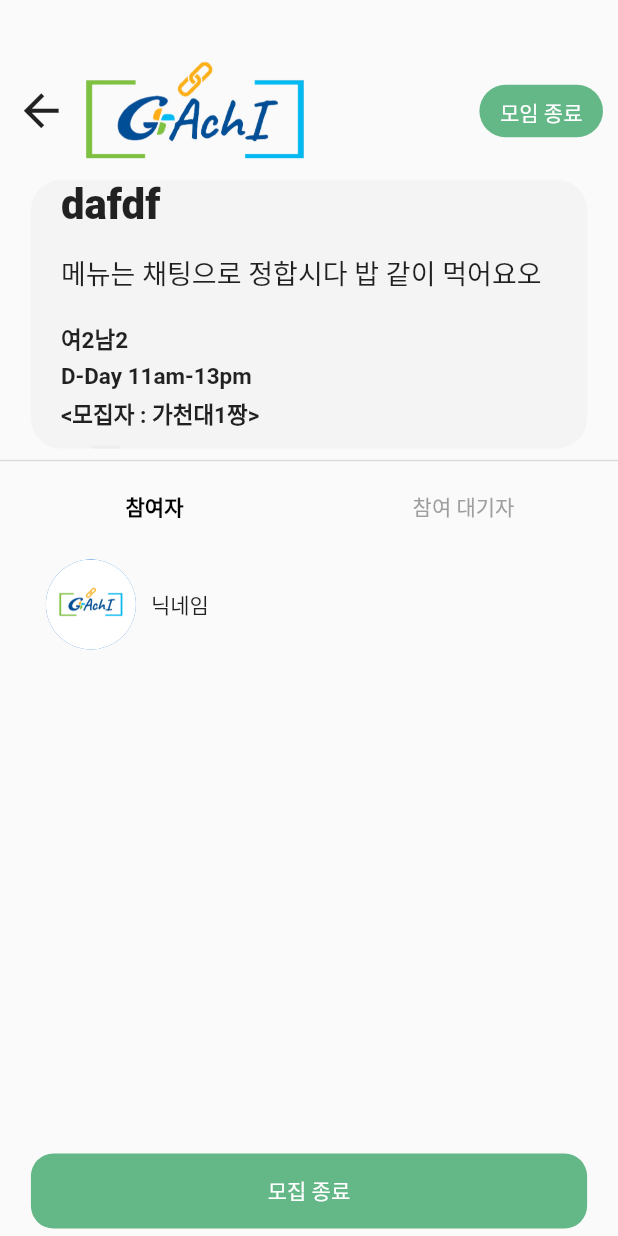
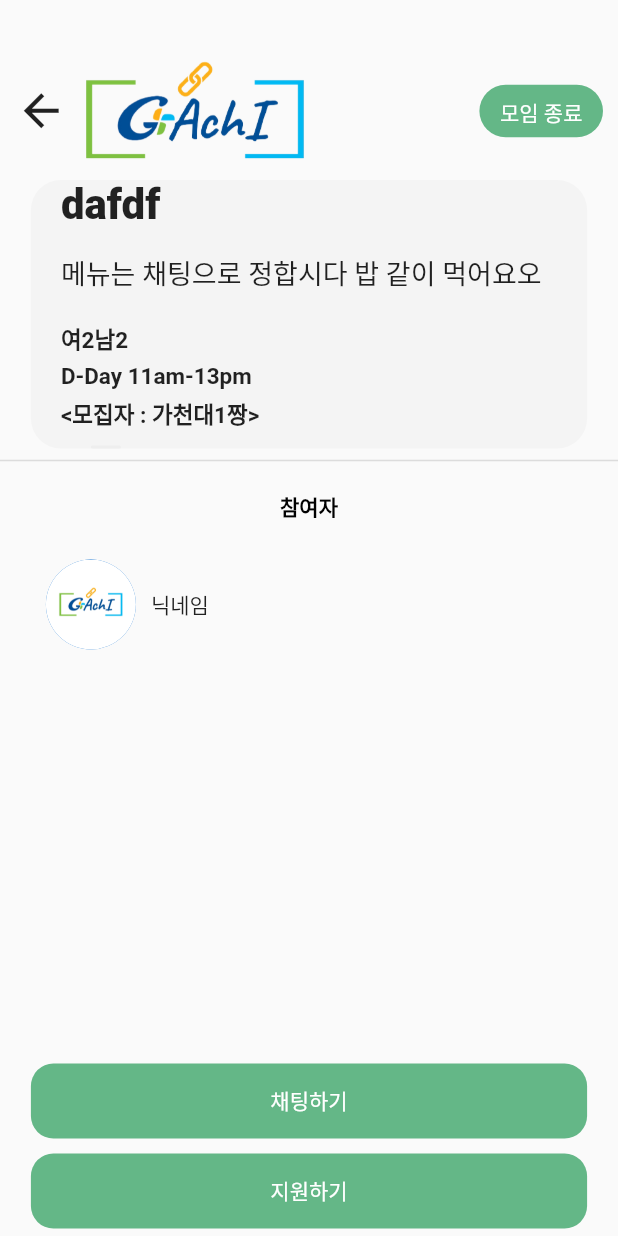
Before and after one commit to Park-JuH/GAchI, a Flutter app: the gachiDetail screen opened directly with empty values, on a phone screen of 412 x 824 dp. Run offline on Flutter 3.47's test engine with Material 2 defaults, Android fonts, the phone set to English and light mode, and no system bars; drawn by our look-alikes of flutter_slidable; our stand-ins replace cloud_firestore, custom_radio_grouped_button, firebase_auth, firebase_core, flutter_chat_bubble, flutter_onboarding_slider and 3 more; missing offline and left inert: material_dialogs; accounts and stored records are empty.

Commit message:
FEAT: 지원자 가치 상세페이지에 채팅하기,지원하기 버튼 추가
그 외에 지원자 관점으로 상세페이지를 볼때는 참여대기자를 볼 수 없게 했습니다.

```diff
--- a/lib/components/forms/gachiDetailForm.dart
+++ b/lib/components/forms/gachiDetailForm.dart
@@ -3,10 +3,11 @@ import 'package:flutter_slidable/flutter_slidable.dart';
 import 'package:gachi/pages/postDetailPage.dart';
 
 import '../../attributes/colors.dart';
-
+import '../../main.dart';
 
 /* 모집글 상세 정보 관련 위젯 */
-Widget gachiDetailBox(BuildContext context, String title, String detail, String gender, int numOfPeople, String category) {
+Widget gachiDetailBox(BuildContext context, String title, String detail,
+    String gender, int numOfPeople, String category) {
   return Container(
     width: MediaQuery.of(context).size.width * 0.9,
     child: Column(
@@ -21,16 +22,14 @@ Widget gachiDetailBox(BuildContext context, String title, String detail, String
             crossAxisAlignment: CrossAxisAlignment.start,
             mainAxisAlignment: MainAxisAlignment.center,
             children: [
-
               /*예시 코드고, 밑에 코드 사용하면 돼요 변수는 components/variable.dart에 저장해둠. */
               text('dafdf', 28, FontWeight.w800, 15),
               text('메뉴는 채팅으로 정합시다 밥 같이 먹어요오', 18, FontWeight.w500, 20),
               text('여2남2', 15, FontWeight.w600, 5),
               text('D-Day 11am-13pm', 15, FontWeight.w600, 5),
-              text('<모집자 : 가천대1짱>'  , 15, FontWeight.w600, 5),
+              text('<모집자 : 가천대1짱>', 15, FontWeight.w600, 5),
 
-
-              //Text(title, style: TextStyle(fontSize: 28, fontWeight: FontWeight.w800)),  // 글제목
+              // Text(title, style: TextStyle(fontSize: 28, fontWeight: FontWeight.w800)),  // 글제목
               // SizedBox(height: 15),
               // Text(detail, style: TextStyle(fontSize: 18, fontWeight: FontWeight.w500)),  // 글세부내용
               // SizedBox(height: 20),
@@ -39,14 +38,13 @@ Widget gachiDetailBox(BuildContext context, String title, String detail, String
               // Text(category, style: TextStyle(fontSize: 15, fontWeight: FontWeight.w600)),  // 카테고리
               // SizedBox(height: 5),
               //Text('<모집자 : '+nick+'>', style: TextStyle(fontSize: 15, fontWeight: FontWeight.w600)),  // 카테고리
-              // SizedBox(height: 5),
+              // SizedBox(height: 5)
 
               Container(
                 margin: EdgeInsets.only(top: 5),
                 child: Row(
                   mainAxisAlignment: MainAxisAlignment.start,
                   children: [
-
                     SizedBox(width: 20),
                     Container(
                       padding:
@@ -70,48 +68,48 @@ Widget gachiDetailBox(BuildContext context, String title, String detail, String
 }
 
 /*    참여자  or 참여대기자 선택 탭창     */
-Widget gachiOptionBox(TabController tabController) {
+Widget gachiOptionBox(TabController tabController, int pageNum) {
   return Theme(
     data: ThemeData(
       tabBarTheme: TabBarTheme(
-          unselectedLabelColor: Colors.grey,  // 원래 글자 색은 grey
-          labelColor: Colors.black,  // 선택하면 검정색으로 바뀜!
+          unselectedLabelColor: Colors.grey, // 원래 글자 색은 grey
+          labelColor: Colors.black, // 선택하면 검정색으로 바뀜!
           labelStyle: TextStyle(fontWeight: FontWeight.bold),
-          indicator: UnderlineTabIndicator(borderSide: BorderSide(style: BorderStyle.none))  // 밑에 언더라인 제거
+          indicator: UnderlineTabIndicator(
+              borderSide: BorderSide(style: BorderStyle.none)) // 밑에 언더라인 제거
           ),
     ),
     child: TabBar(
       controller: tabController,
-      tabs: const <Widget>[
-        Tab(
-          text: '참여자',
-        ),
-        Tab(
-          text: '참여 대기자',
-        ),
+      tabs: <Widget>[
+        const Tab(text: '참여자'),
+        if (pageNum == 1) const Tab(text: '참여 대기자'),
+        // pageNum이 0일때만 '참여 대기자' 탭을 보여줍니다.
       ],
     ),
   );
 }
 
 /*  그냥 참여자 모음 */
-Widget peopleListBox(BuildContext context) {
+Widget peopleListBox(BuildContext context, int pageNum) {
   return Container(
     child: Column(
       children: [
-        personListBox(context),
+        personListBox(context, pageNum),
       ],
     ),
   );
 }
 
 /*  참여자 개인 위젯 Box - 기능 */
-Widget personListBox(BuildContext context) {
+Widget personListBox(BuildContext context, int pageNum) {
   return Container(
     width: MediaQuery.of(context).size.width * 0.9,
     child: Slidable(
       actionPane: SlidableDrawerActionPane(),
       actionExtentRatio: 0.25,
+      enabled: pageNum != 0,
+      // pageNum이 0일때 Slidable 비활성화
       child: Container(
         child: Row(
           children: [
@@ -127,14 +125,16 @@ Widget personListBox(BuildContext context) {
           ],
         ),
       ),
-      secondaryActions: <Widget>[
+      secondaryActions: pageNum != 0
+          ? <Widget>[
               IconSlideAction(
                 caption: '거절',
                 color: Colors.red,
                 icon: Icons.cancel,
                 onTap: () => print('Reject tapped'),
               ),
-      ],
+            ]
+          : null,
     ),
   );
 }
@@ -149,7 +149,6 @@ Widget watingPeopleListBox(BuildContext context) {
     ),
   );
 }
-
 
 Widget watingPersonListBox(BuildContext context) {
   return SizedBox(
@@ -191,14 +190,16 @@ Widget watingPersonListBox(BuildContext context) {
   );
 }
 
-
-
 /* 모집 마감 버튼 */
-Widget gachiEndButton(BuildContext context, bool isClosed) {
-  return Align(
+Widget gachiEndButton(BuildContext context, bool isClosed, int pageNum) {
+  return StatefulBuilder(
+    builder: (BuildContext context, StateSetter setState) => Column(
+      children: [
+        if (pageNum == 0) // pageNum이 0일 때 '채팅하기' 버튼을 추가
+          Align(
             alignment: Alignment.center,
             child: Container(
-      margin: const EdgeInsets.only(top:0),
+              margin: const EdgeInsets.only(top: 0, bottom: 10),
               width: MediaQuery.of(context).size.width * 0.9,
               height: 50,
               decoration: BoxDecoration(
@@ -207,14 +208,48 @@ Widget gachiEndButton(BuildContext context, bool isClosed) {
               ),
               child: TextButton(
                 onPressed: () {
-          //showRatingDialog(context);
-          // bool isRecruitingClosed = false; // 모집마감 여부를 저장하는 변수는 gachiDetail.dart에 있음.
+                  // 채팅하기 버튼이 클릭되었을 때 실행할 코드
                 },
                 style: TextButton.styleFrom(
                   primary: Colors.white, // This sets the text color
                 ),
-        child: Center(child: Text(isClosed ? '모집 중' : '모집 종료')),
+                child: const Center(child: Text('채팅하기')),
               ),
+            ),
+          ),
+        Align(
+          alignment: Alignment.center,
+          child: Container(
+            margin: const EdgeInsets.only(top: 0),
+            width: MediaQuery.of(context).size.width * 0.9,
+            height: 50,
+            decoration: BoxDecoration(
+              color: AppColors.sub2Color,
+              borderRadius: BorderRadius.circular(15),
+            ),
+            child: TextButton(
+              onPressed: () {
+                if (pageNum == 1 && isClosed) {
+                  // 모임종료 버튼이 클릭 되었을때.
+                  print(isClosed);
+                } else {
+                  // 모집 종료 버튼이 클릭되었을 때
+                  print(isClosed);
+                  setState(() {
+                    isClosed = true; // 모집마감 변수를 true로 바꿔주면 모집마감에서 가치 마치기로 바뀜
+                  });
+                }
+              },
+              style: TextButton.styleFrom(
+                primary: Colors.white, // This sets the text color
+              ),
+              child: Center(
+                  child: Text(
+                      pageNum == 1 ? (isClosed ? '가치 끝내기' : '모집 마감') : '지원하기')),
+            ),
+          ),
+        ),
+      ],
     ),
   );
 }
--- a/lib/pages/gachiDetailPage.dart
+++ b/lib/pages/gachiDetailPage.dart
@@ -4,6 +4,7 @@ import 'package:gachi/components/forms/postForm.dart';
 import '../components/appbar.dart';
 import '../attributes/variable.dart';
 import '../components/forms/gachiDetailForm.dart';
+import '../main.dart';
 
 // 성별(여자,남자,혼성, 상관없음), 게시글 제목, 게시글 내용, 가치 카테고리
 class gachiDetail extends StatefulWidget {
@@ -16,12 +17,12 @@ class gachiDetail extends StatefulWidget {
 class _gachiDetailState extends State<gachiDetail>
     with TickerProviderStateMixin {
   late final TabController _tabController; // tab (참여자 / 대기자 tabController)
-  bool isRecruitingClosed = false; // 모집마감 여부를 저장하는 변수
+  bool isRecruitingClosed = false; // 모집 마감 여부를 저장하는 변수
 
   @override
   void initState() {
     super.initState();
-    _tabController = TabController(vsync: this, length: 2);
+    _tabController = TabController(vsync: this, length: pageNum == 0 ? 1 : 2); // if pageNum == 0, then only 1 tab else 2 tabs
   }
 
   @override
@@ -46,15 +47,14 @@ class _gachiDetailState extends State<gachiDetail>
                 gachiDetailBox(
                     context, title, detail, gender, numOfPeople, category),
                 Divider(thickness: 1),
-                gachiOptionBox(_tabController),
+                gachiOptionBox(_tabController, pageNum),
                 Container(
                   height: MediaQuery.of(context).size.height,
                   child: TabBarView(
                     controller: _tabController,
-                    children: [
-                      peopleListBox(context),
-                      watingPeopleListBox(context),
-                    ],
+                    children: pageNum == 0
+                        ? [peopleListBox(context, pageNum)]
+                        : [peopleListBox(context, pageNum), watingPeopleListBox(context)],
                   ),
                 ),
               ],
@@ -67,6 +67,7 @@ class _gachiDetailState extends State<gachiDetail>
               child: gachiEndButton(
                 context,
                 isRecruitingClosed,
+                pageNum,
               )),
         ],
       ),
```
Lines whose indentation alone changed are shown as unchanged.
